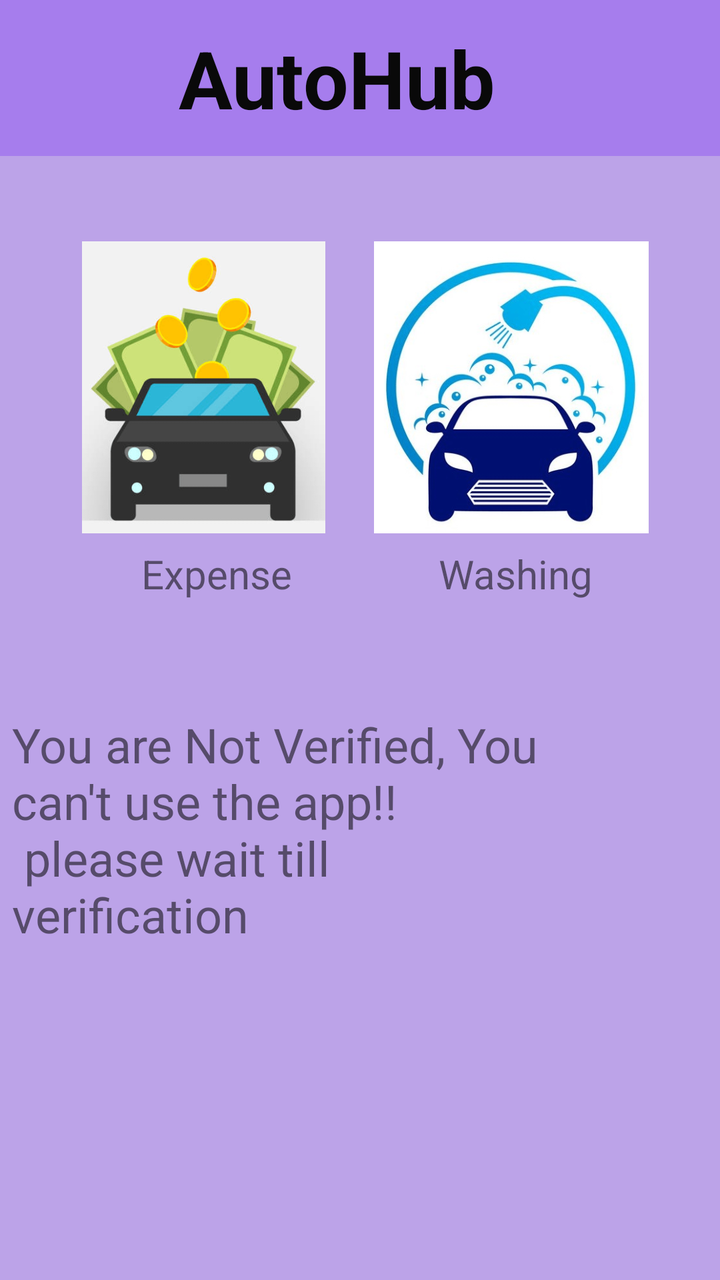
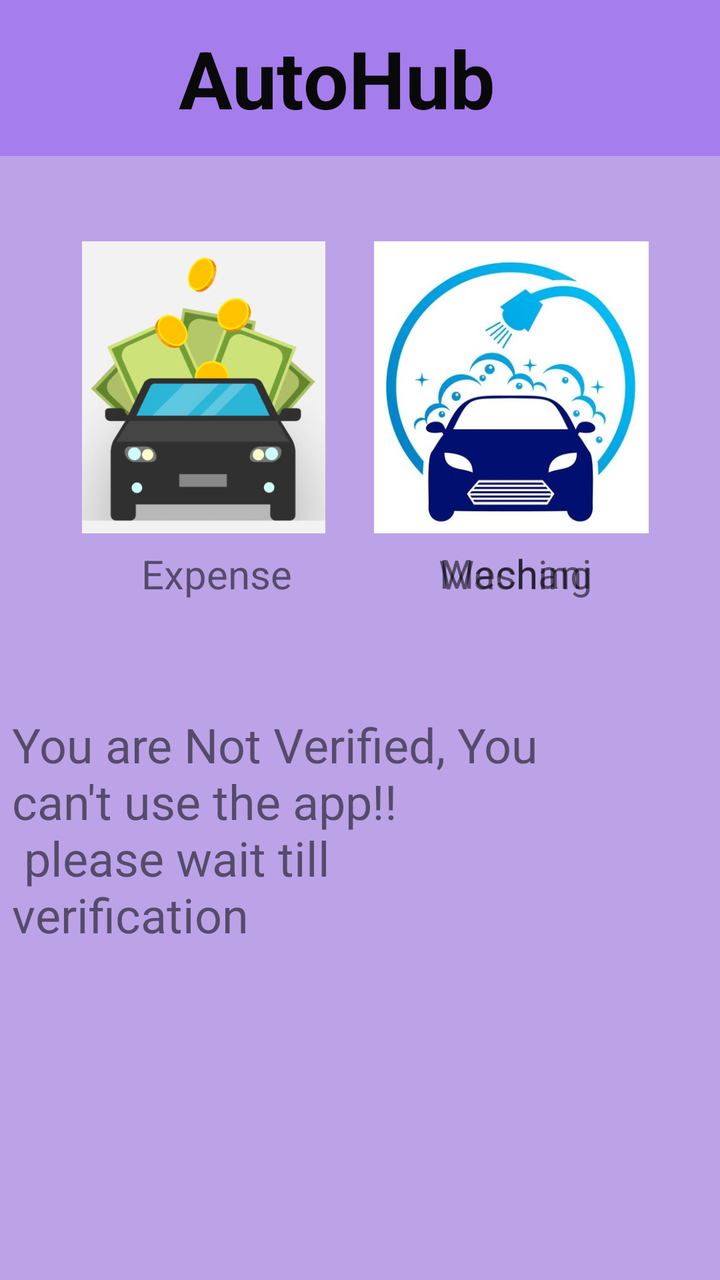

Screens rendered from an Android XML layout before and after an edit, with the pre-edit source and the edit as a unified diff.
<!-- AndroidManifest.xml: application theme Theme.AUTOHUB -->
<!-- res/layout/owner_main.xml -->
<?xml version="1.0" encoding="utf-8"?>
<androidx.constraintlayout.widget.ConstraintLayout xmlns:android="http://schemas.android.com/apk/res/android"
    xmlns:app="http://schemas.android.com/apk/res-auto"
    xmlns:tools="http://schemas.android.com/tools"
    android:layout_width="match_parent"
    android:layout_height="match_parent"
    android:background="#BCA3E8"
    android:backgroundTint="#BCA3E8">

    <TextView
        android:id="@+id/textView27"
        android:layout_width="414dp"
        android:layout_height="78dp"
        android:background="#A67DED"
        android:backgroundTint="#A67DED"
        android:gravity="center"
        android:paddingStart="30dp"
        android:text="@string/autohub"
        android:textColor="#090909"
        android:textSize="40sp"
        android:textStyle="bold"
        app:layout_constraintBottom_toBottomOf="parent"
        app:layout_constraintEnd_toEndOf="parent"
        app:layout_constraintHorizontal_bias="1.0"
        app:layout_constraintStart_toStartOf="parent"
        app:layout_constraintTop_toTopOf="parent"
        app:layout_constraintVertical_bias="0.0" />

    <ImageButton
        android:id="@+id/washingCenter"
        android:layout_width="164dp"
        android:layout_height="146dp"
        android:scaleType="fitCenter"
        android:background="#BCA3E8"
        android:contentDescription="@string/go_to_washing"
        app:layout_constraintBottom_toBottomOf="parent"
        app:layout_constraintEnd_toEndOf="parent"
        app:layout_constraintHorizontal_bias="0.886"
        app:layout_constraintStart_toStartOf="parent"
        app:layout_constraintTop_toTopOf="@+id/textView27"
        app:layout_constraintVertical_bias="0.244"
        app:srcCompat="@drawable/car_wash" />

    <TextView
        android:id="@+id/expenseText"
        android:layout_width="86dp"
        android:layout_height="29dp"
        android:gravity="center"
        android:text="@string/expense"
        android:textSize="20sp"
        app:layout_constraintBottom_toBottomOf="parent"
        app:layout_constraintEnd_toEndOf="parent"
        app:layout_constraintHorizontal_bias="0.238"
        app:layout_constraintStart_toStartOf="parent"
        app:layout_constraintTop_toBottomOf="@+id/washingCenter"
        app:layout_constraintVertical_bias="0.016" />

    <TextView
        android:id="@+id/washingText"
        android:layout_width="85dp"
        android:layout_height="28dp"
        android:gravity="center"
        android:text="@string/washing"
        android:textSize="20sp"
        app:layout_constraintBottom_toBottomOf="parent"
        app:layout_constraintEnd_toEndOf="parent"
        app:layout_constraintHorizontal_bias="0.783"
        app:layout_constraintStart_toStartOf="parent"
        app:layout_constraintTop_toBottomOf="@+id/washingCenter"
        app:layout_constraintVertical_bias="0.018" />

    <ImageView
        android:id="@+id/imageView9"
        android:layout_width="55dp"
        android:layout_height="41dp"
        android:background="#A67DED"
        android:visibility="gone"
        android:contentDescription="@string/back_button"
        app:layout_constraintBottom_toBottomOf="@+id/textView27"
        app:layout_constraintEnd_toEndOf="parent"
        app:layout_constraintHorizontal_bias="0.04"
        app:layout_constraintStart_toStartOf="@+id/textView27"
        app:layout_constraintTop_toTopOf="parent"
        app:layout_constraintVertical_bias="0.38"
        app:srcCompat="@drawable/baseline_arrow_back_ios_24" />

    <ImageView
        android:id="@+id/imageView10"
        android:layout_width="63dp"
        android:layout_height="51dp"
        android:background="#A67DED"
        android:visibility="gone"
        android:contentDescription="@string/profile_photo"
        app:layout_constraintBottom_toBottomOf="@+id/textView27"
        app:layout_constraintEnd_toEndOf="parent"
        app:layout_constraintHorizontal_bias="1.0"
        app:layout_constraintStart_toStartOf="@+id/textView27"
        app:layout_constraintTop_toTopOf="parent"
        app:srcCompat="@drawable/ic_launcher_foreground" />

    <ImageButton
        android:id="@+id/expenseManager"
        android:layout_width="164dp"
        android:layout_height="146dp"
        android:background="#BCA3E8"
        android:padding="0dp"
        android:scaleType="fitCenter"
        android:text=""
        android:contentDescription="@string/expensemanagerbutton"
        app:layout_constraintBottom_toBottomOf="parent"
        app:layout_constraintEnd_toEndOf="parent"
        app:layout_constraintHorizontal_bias="0.101"
        app:layout_constraintStart_toStartOf="parent"
        app:layout_constraintTop_toTopOf="parent"
        app:layout_constraintVertical_bias="0.244"
        app:srcCompat="@drawable/car_expense"
        tools:ignore="ContentDescription" />

    <TextView
        android:id="@+id/verificationTextView"
        android:layout_width="274dp"
        android:layout_height="122dp"
        android:layout_marginTop="356dp"
        android:layout_marginEnd="80dp"
        android:text="You are Not Verified, You can't use the app!! \n please wait till verification"
        android:textSize="24sp"
        app:layout_constraintEnd_toEndOf="parent"
        app:layout_constraintTop_toTopOf="parent" />


</androidx.constraintlayout.widget.ConstraintLayout>
<!-- resources referenced by this layout -->
<resources>
  <!-- drawable baseline_arrow_back_ios_24 (drawable) -->
  <vector android:autoMirrored="true" android:height="24dp"
      android:tint="#000000" android:viewportHeight="24"
      android:viewportWidth="24" android:width="24dp" xmlns:android="http://schemas.android.com/apk/res/android">
      <path android:fillColor="@android:color/white" android:pathData="M11.67,3.87L9.9,2.1 0,12l9.9,9.9 1.77,-1.77L3.54,12z"/>
  </vector>
  <!-- drawable car_expense: png bitmap (drawable, 84337 bytes) -->
  <!-- drawable car_wash: png bitmap (drawable, 70478 bytes) -->
  <!-- drawable ic_launcher_foreground (drawable) -->
  <vector xmlns:android="http://schemas.android.com/apk/res/android"
      android:width="108dp"
      android:height="108dp"
      android:viewportWidth="800"
      android:viewportHeight="800">
      <path android:fillColor="#000000"
          android:pathData="M380,51.1c-101.9,5.6 -196.7,56.7 -258.5,139.4 -88.2,118 -92.4,278.7 -10.5,401 22.8,34.1 55.5,67.5 89,91.1 46.7,32.9 98.9,53.2 157,61.1 21.1,2.8 69,2.6 89.9,-0.5 26.2,-3.9 49.1,-9.6 71.9,-17.8 113.4,-41.1 199.9,-141.8 222.6,-259.2 4.9,-25.5 6.1,-37.9 6.1,-67.2 0,-27.8 -0.7,-37.3 -4.5,-60 -9.5,-56.4 -34.7,-112.2 -71.7,-158.5 -11.2,-14.1 -38.7,-41.6 -52.8,-52.9 -24.9,-19.9 -58,-39.5 -86.5,-51.2 -36.9,-15.1 -72.8,-23.1 -113.8,-25.4 -19.2,-1 -18.4,-1 -38.2,0.1zM446,90.9c51.2,8 97.6,27.4 138.7,57.7 110.7,81.9 154.3,225.7 107.7,355.4 -5.1,14.1 -17.6,40.3 -25.1,52.7l-4.9,8.2 -7.7,-15.2c-8.9,-17.9 -15.8,-29 -27.5,-44.6 -10.1,-13.4 -29.7,-34 -43.7,-45.9 -20.9,-17.6 -52.7,-36.3 -79.2,-46.6l-9.3,-3.6 -4.9,3c-13.2,8.2 -33.8,16 -52.7,20 -14.2,3.1 -41,3.8 -56.4,1.6 -21.2,-3.1 -36.9,-8.2 -56.6,-18.6l-11.1,-5.8 -11.2,4.4c-24.8,9.7 -51.9,25.4 -73.1,42.5 -34.2,27.4 -64.5,67.3 -81,106.4 -2.4,5.5 -4.4,10.1 -4.5,10.3 -0.1,0.2 -2.5,-3.2 -5.2,-7.5 -48.6,-76 -61.7,-170.1 -35.6,-256.3 22.5,-74.4 71.7,-137.4 138.8,-177.7 37,-22.3 77.8,-36.1 123.5,-41.8 17.5,-2.2 63.2,-1.4 81,1.4z" android:strokeColor="#00000000"/>
      <path android:fillColor="#000000"
          android:pathData="M384,140.5c-55.4,9.1 -98.5,50.9 -109.1,105.7 -2.4,12.3 -2.6,34.7 -0.4,47.1 8.2,47.2 42.3,87 87.5,102.1 14.3,4.8 26.1,6.7 41.5,6.8 66.2,0.2 120.2,-46 131.1,-112.2 2.1,-12.2 1.3,-34.8 -1.5,-47 -11.9,-52.1 -50.5,-90.2 -103.1,-101.6 -10.3,-2.2 -35.1,-2.7 -46,-0.9z" android:strokeColor="#00000000"/>
  </vector>
  <string name="autohub">AutoHub</string>
  <string name="back_button">Back Button</string>
  <string name="expense">Expense</string>
  <string name="expensemanagerbutton">Expense Manager Button</string>
  <string name="go_to_washing">Go to Washing</string>
  <string name="profile_photo">Profile Photo</string>
  <string name="washing">Washing</string>
  <style name="Theme.AUTOHUB" parent="Theme.MaterialComponents.DayNight.DarkActionBar">
          <item name="colorPrimary">@color/black</item> 
          <item name="colorPrimaryVariant">@color/white</item> 
          <item name="colorOnPrimary">@color/white</item> 
          <item name="colorSecondary">@color/black</item> 
          <item name="colorOnSecondary">@color/white</item> 
          <item name="android:windowBackground">@color/white</item> 
      </style>
  <color name="black">#FF000000</color>
  <color name="white">#FFFFFFFF</color>
</resources>

<!-- the commit's change to res/layout/owner_main.xml (unified diff, before → after) -->
@@ -6,6 +6,35 @@
     android:layout_height="match_parent"
     android:background="#BCA3E8"
     android:backgroundTint="#BCA3E8">
+
+    <TextView
+        android:id="@+id/mechanicalText"
+        android:layout_width="85dp"
+        android:layout_height="28dp"
+        android:gravity="center"
+        android:text="@string/mechanic"
+        android:textSize="20sp"
+        app:layout_constraintBottom_toBottomOf="parent"
+        app:layout_constraintEnd_toEndOf="parent"
+        app:layout_constraintHorizontal_bias="0.783"
+        app:layout_constraintStart_toStartOf="parent"
+        app:layout_constraintTop_toBottomOf="@+id/washingCenter"
+        app:layout_constraintVertical_bias="0.018" />
+
+    <ImageButton
+        android:id="@+id/mechanicAssistance"
+        android:layout_width="164dp"
+        android:layout_height="146dp"
+        android:background="#BCA3E8"
+        android:contentDescription="@string/go_to_washing"
+        android:scaleType="fitCenter"
+        app:layout_constraintBottom_toBottomOf="parent"
+        app:layout_constraintEnd_toEndOf="parent"
+        app:layout_constraintHorizontal_bias="0.886"
+        app:layout_constraintStart_toStartOf="parent"
+        app:layout_constraintTop_toTopOf="@+id/textView27"
+        app:layout_constraintVertical_bias="0.244"
+        app:srcCompat="@drawable/mechanic_logo" />
 
     <TextView
         android:id="@+id/textView27"
<!-- resource entries referenced after the edit -->
@@ -19,11 +19,13 @@
       <path android:fillColor="#000000"
           android:pathData="M384,140.5c-55.4,9.1 -98.5,50.9 -109.1,105.7 -2.4,12.3 -2.6,34.7 -0.4,47.1 8.2,47.2 42.3,87 87.5,102.1 14.3,4.8 26.1,6.7 41.5,6.8 66.2,0.2 120.2,-46 131.1,-112.2 2.1,-12.2 1.3,-34.8 -1.5,-47 -11.9,-52.1 -50.5,-90.2 -103.1,-101.6 -10.3,-2.2 -35.1,-2.7 -46,-0.9z" android:strokeColor="#00000000"/>
   </vector>
+  <!-- drawable mechanic_logo: png bitmap (drawable, 87793 bytes) -->
   <string name="autohub">AutoHub</string>
   <string name="back_button">Back Button</string>
   <string name="expense">Expense</string>
   <string name="expensemanagerbutton">Expense Manager Button</string>
   <string name="go_to_washing">Go to Washing</string>
+  <string name="mechanic">Mechanic</string>
   <string name="profile_photo">Profile Photo</string>
   <string name="washing">Washing</string>
   <style name="Theme.AUTOHUB" parent="Theme.MaterialComponents.DayNight.DarkActionBar">
